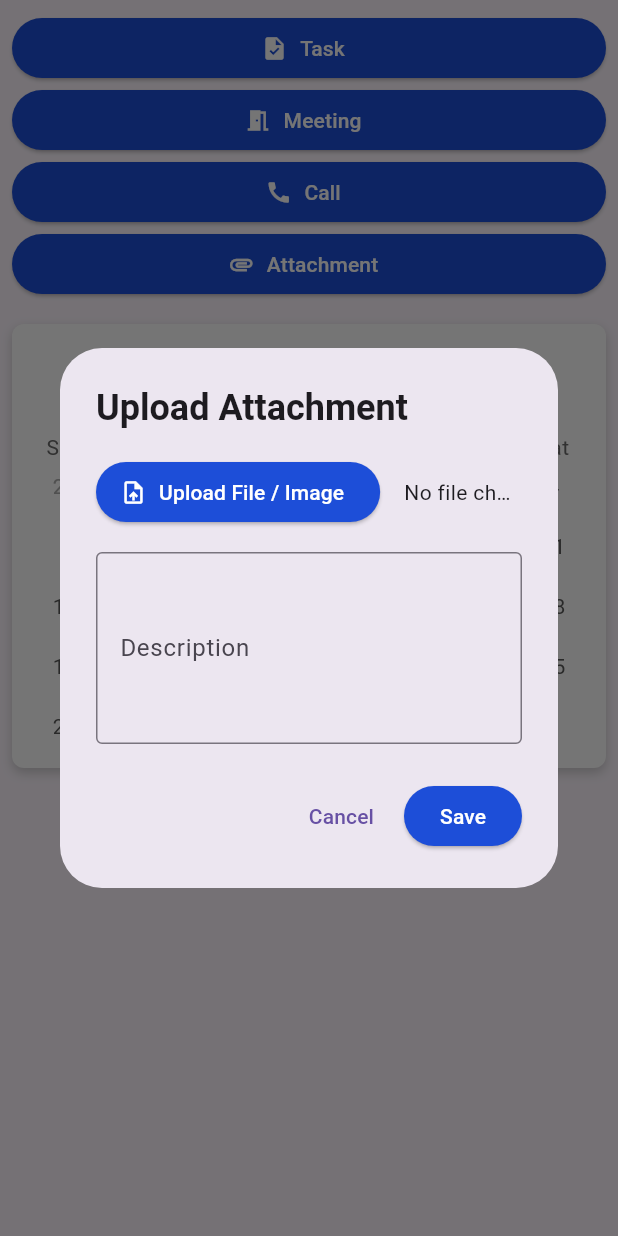
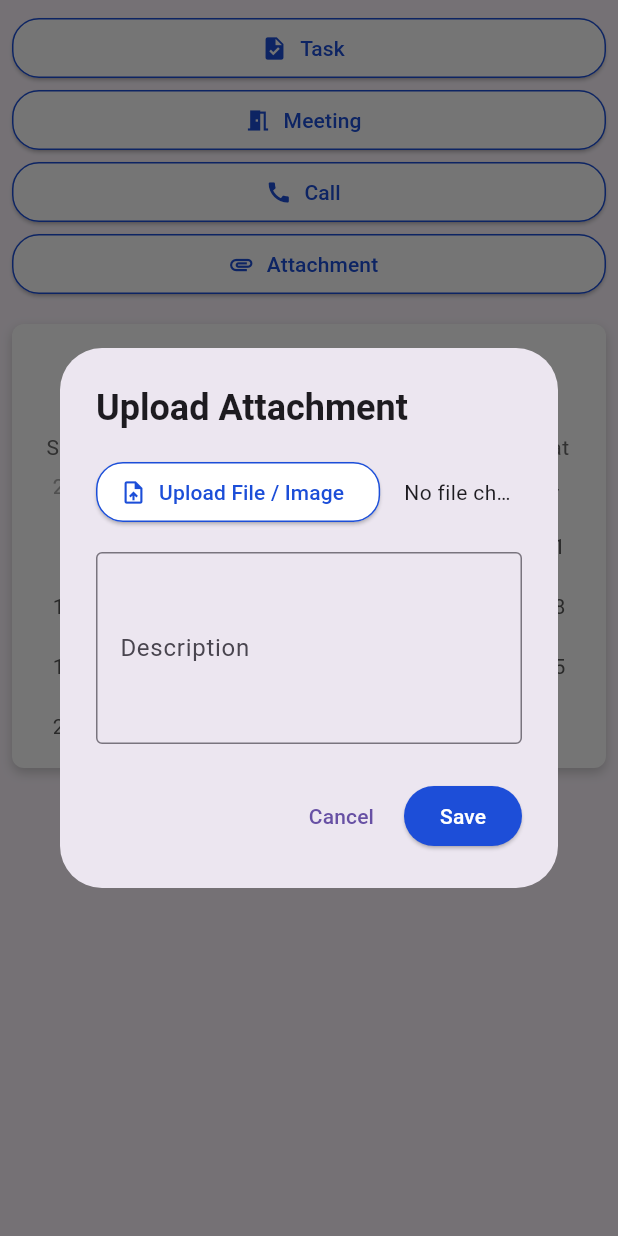
Before and after one commit to BhojrajCSE21/new_crm, a Flutter app: the ActivitiesTab screen opened directly, after a tap on "Attachment", on a phone screen of 412 x 824 dp. Run offline on Flutter 3.47's test engine with Material 3 defaults, Android fonts, the phone set to English and light mode, and no system bars; drawn by our look-alikes of calendar_view, table_calendar; our stand-ins replace another_flushbar, file_picker, flutter_secure_storage, flutter_spinkit; missing offline and left inert: kalender; accounts and stored records are empty.

Commit message:
fixed button ui

```diff
--- a/lib/view/auth/login_screen.dart
+++ b/lib/view/auth/login_screen.dart
@@ -35,7 +35,7 @@ class _LoginViewState extends State<LoginView> {
           Align(
             alignment: Alignment.bottomCenter,
             child: Padding(
-              padding: const EdgeInsets.fromLTRB(16.0, 0, 16.0, 120.0), // Adjusted bottom padding
+              padding: const EdgeInsets.fromLTRB(16.0, 0, 16.0, 230.0), // Increased the bottom padding
               child: Container(
                 decoration: BoxDecoration(
                   color: Colors.white.withOpacity(0.85), // Semi-transparent background
--- a/lib/view/contact/widgets/activities_tab.dart
+++ b/lib/view/contact/widgets/activities_tab.dart
@@ -69,8 +69,11 @@ class _ActivitiesTabState extends State<ActivitiesTab> {
         children: [
           ElevatedButton.icon(
             style: ElevatedButton.styleFrom(
-              backgroundColor: const Color.fromRGBO(29, 78, 216, 1),
-              foregroundColor: Colors.white,
+              backgroundColor: Colors.white,
+              side: const BorderSide(color: Color.fromRGBO(28, 78, 216, 1)),
+              shape: RoundedRectangleBorder(
+                borderRadius: BorderRadius.circular(18.0),
+              ),
             ),
             onPressed: () {
               _showDialog(
@@ -120,13 +123,16 @@ class _ActivitiesTabState extends State<ActivitiesTab> {
                 ],
               );
             },
-            icon: const Icon(Icons.task, color: Colors.white),
-            label: const Text('Task', style: TextStyle(color: Colors.white)),
+            icon: const Icon(Icons.task, color: Color.fromRGBO(28, 78, 216, 1)),
+            label: const Text('Task', style: TextStyle(color: Color.fromRGBO(28, 78, 216, 1))),
           ),
           ElevatedButton.icon(
             style: ElevatedButton.styleFrom(
-              backgroundColor: const Color.fromRGBO(29, 78, 216, 1),
-              foregroundColor: Colors.white,
+              backgroundColor: Colors.white,
+              side: const BorderSide(color: Color.fromRGBO(28, 78, 216, 1)),
+              shape: RoundedRectangleBorder(
+                borderRadius: BorderRadius.circular(18.0),
+              ),
             ),
             onPressed: () {
               _showDialog(
@@ -183,13 +189,16 @@ class _ActivitiesTabState extends State<ActivitiesTab> {
                 ],
               );
             },
-            icon: const Icon(Icons.meeting_room, color: Colors.white),
-            label: const Text('Meeting', style: TextStyle(color: Colors.white)),
+            icon: const Icon(Icons.meeting_room, color: Color.fromRGBO(28, 78, 216, 1)),
+            label: const Text('Meeting', style: TextStyle(color: Color.fromRGBO(28, 78, 216, 1))),
           ),
           ElevatedButton.icon(
             style: ElevatedButton.styleFrom(
-              backgroundColor: const Color.fromRGBO(29, 78, 216, 1),
-              foregroundColor: Colors.white,
+              backgroundColor: Colors.white,
+              side: const BorderSide(color: Color.fromRGBO(28, 78, 216, 1)),
+              shape: RoundedRectangleBorder(
+                borderRadius: BorderRadius.circular(18.0),
+              ),
             ),
             onPressed: () {
               _showDialog(
@@ -239,13 +248,16 @@ class _ActivitiesTabState extends State<ActivitiesTab> {
                 ],
               );
             },
-            icon: const Icon(Icons.call, color: Colors.white),
-            label: const Text('Call', style: TextStyle(color: Colors.white)),
+            icon: const Icon(Icons.call, color: Color.fromRGBO(28, 78, 216, 1)),
+            label: const Text('Call', style: TextStyle(color: Color.fromRGBO(28, 78, 216, 1))),
           ),
           ElevatedButton.icon(
             style: ElevatedButton.styleFrom(
-              backgroundColor: const Color.fromRGBO(29, 78, 216, 1),
-              foregroundColor: Colors.white,
+              backgroundColor: Colors.white,
+              side: const BorderSide(color: Color.fromRGBO(28, 78, 216, 1)),
+              shape: RoundedRectangleBorder(
+                borderRadius: BorderRadius.circular(18.0),
+              ),
             ),
             onPressed: () async {
               _showDialog(
@@ -256,8 +268,11 @@ class _ActivitiesTabState extends State<ActivitiesTab> {
                     children: [
                       ElevatedButton.icon(
                         style: ElevatedButton.styleFrom(
-                          backgroundColor: const Color.fromRGBO(29, 78, 216, 1),
-                          foregroundColor: Colors.white,
+                          backgroundColor: Colors.white,
+                          side: const BorderSide(color: Color.fromRGBO(28, 78, 216, 1)),
+                          shape: RoundedRectangleBorder(
+                            borderRadius: BorderRadius.circular(18.0),
+                          ),
                         ),
                         onPressed: () async {
                           FilePickerResult? result =
@@ -268,8 +283,8 @@ class _ActivitiesTabState extends State<ActivitiesTab> {
                             });
                           }
                         },
-                        icon: const Icon(Icons.upload_file, color: Colors.white),
-                        label: const Text('Upload File / Image', style: TextStyle(color: Colors.white)),
+                        icon: const Icon(Icons.upload_file, color: Color.fromRGBO(28, 78, 216, 1)),
+                        label: const Text('Upload File / Image', style: TextStyle(color: Color.fromRGBO(28, 78, 216, 1))),
                       ),
                       const SizedBox(width: 16),
                       Expanded(
@@ -293,8 +308,8 @@ class _ActivitiesTabState extends State<ActivitiesTab> {
                 ],
               );
             },
-            icon: const Icon(Icons.attachment, color: Colors.white),
-            label: const Text('Attachment', style: TextStyle(color: Colors.white)),
+            icon: const Icon(Icons.attachment, color: Color.fromRGBO(28, 78, 216, 1)),
+            label: const Text('Attachment', style: TextStyle(color: Color.fromRGBO(28, 78, 216, 1))),
           ),
           // Calendar Container
           Container(
```
